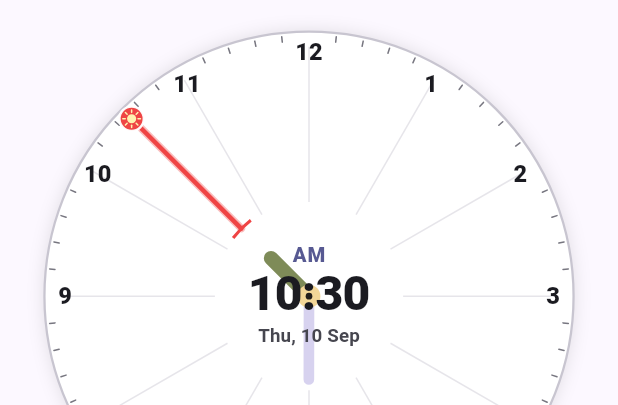
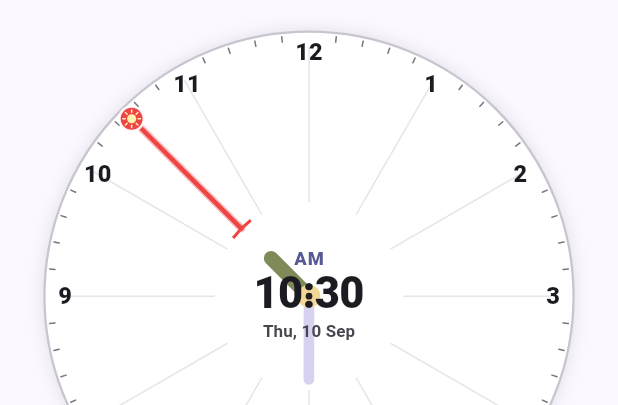
Before and after one commit to prasadsince1999/Radian, a Flutter app: the HomeScreen screen opened directly, on a phone screen of 412 x 824 dp, the part 69-474 px from its top. Run offline on Flutter 3.47's test engine with Material 3 defaults, Android fonts, the phone set to English and light mode, and no system bars; our stand-ins replace flutter_riverpod, shared_preferences, shelf; missing offline and left inert: shelf_cors_headers, shelf_router; accounts and stored records are empty; network calls fail; statements that could not run were skipped.

Commit message:
fix(dial): implement container safe boundaries and canvas clipping to eliminate overflows

```diff
--- a/lib/presentation/widgets/dial/center_summary.dart
+++ b/lib/presentation/widgets/dial/center_summary.dart
@@ -89,13 +89,14 @@ class CenterSummary extends ConsumerWidget {
               ),
               const SizedBox(height: 3),
               ConstrainedBox(
-                constraints: const BoxConstraints(maxWidth: 160),
+                constraints: const BoxConstraints(maxWidth: 105),
                 child: FittedBox(
                   fit: BoxFit.scaleDown,
                   child: Text(
                     ev.title,
                     textAlign: TextAlign.center,
                     maxLines: 1,
+                    overflow: TextOverflow.ellipsis,
                     style: theme.textTheme.titleSmall?.copyWith(
                       fontWeight: FontWeight.w800,
                       color: colorScheme.onSurface,
@@ -219,13 +220,14 @@ class CenterSummary extends ConsumerWidget {
                   if (activeEvent != null) ...[
                     const SizedBox(height: 4),
                     Container(
+                      constraints: const BoxConstraints(maxWidth: 100),
                       padding: const EdgeInsets.symmetric(
-                        horizontal: 8,
-                        vertical: 2.5,
+                        horizontal: 7,
+                        vertical: 2.0,
                       ),
                       decoration: BoxDecoration(
                         color: colorScheme.secondaryContainer,
-                        borderRadius: BorderRadius.circular(14),
+                        borderRadius: BorderRadius.circular(12),
                         border: Border.all(
                           color: colorScheme.secondary.withValues(alpha: 0.3),
                           width: 1.0,
@@ -236,24 +238,21 @@ class CenterSummary extends ConsumerWidget {
                         children: [
                           Icon(
                             Icons.spa_rounded,
-                            size: 11,
+                            size: 10,
                             color: colorScheme.onSecondaryContainer,
                           ),
-                          const SizedBox(width: 4),
-                          ConstrainedBox(
-                            constraints: const BoxConstraints(maxWidth: 160),
-                            child: FittedBox(
-                              fit: BoxFit.scaleDown,
+                          const SizedBox(width: 3.5),
+                          Flexible(
                             child: Text(
                               activeEvent!.title,
                               textAlign: TextAlign.center,
                               maxLines: 1,
+                              overflow: TextOverflow.ellipsis,
                               style: TextStyle(
                                 fontWeight: FontWeight.w800,
                                 color: colorScheme.onSecondaryContainer,
-                                  fontSize: 10.5,
+                                fontSize: 10,
                                 letterSpacing: 0.2,
-                                ),
                               ),
                             ),
                           ),
--- a/lib/presentation/widgets/dial/sectograph_dial.dart
+++ b/lib/presentation/widgets/dial/sectograph_dial.dart
@@ -308,6 +308,12 @@ class SectographDial extends ConsumerWidget {
                             child: SizedBox(
                               width: innerRadius * 2 * 0.94,
                               height: innerRadius * 2 * 0.94,
+                              child: Center(
+                                child: ConstrainedBox(
+                                  constraints: BoxConstraints(
+                                    maxWidth: innerRadius * 1.36,
+                                    maxHeight: innerRadius * 1.36,
+                                  ),
                                   child: CenterSummary(
                                     currentTime: effectiveTime,
                                     activeEvent: effectiveActive,
@@ -315,10 +321,14 @@ class SectographDial extends ConsumerWidget {
                                     is24HourMode: settings.is24HourMode,
                                     onDismissSelected: () {
                                       ref
-                                          .read(selectedEventProvider.notifier)
+                                              .read(
+                                                selectedEventProvider.notifier,
+                                              )
                                               .state =
                                           null;
                                     },
+                                  ),
+                                ),
                               ),
                             ),
                           ),
```
Also changed, not shown: lib/presentation/widgets/dial/sectograph_painter.dart (+46 -17 lines). Lines whose indentation alone changed are shown as unchanged.
